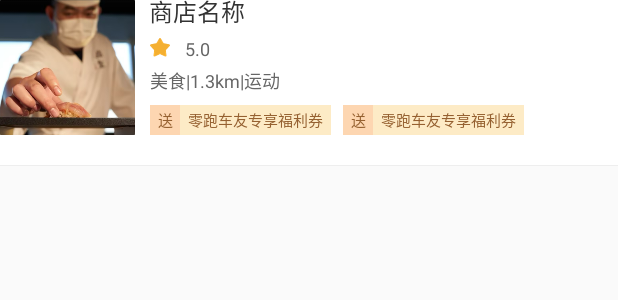
After one commit to Mckrgf/module_A, an Android app: the layout item_shop.xml on its own in the app's theme, with its tools: preview values and no code run, on a phone screen of 412 x 824 dp. The commit adds this screen. Shown: the top 300 px of the screen. Run offline under Robolectric (Android 15) with nearby library versions, the phone set to English and light mode, and no system bars.

```diff
--- /dev/null
+++ b/mylibrary/src/main/java/com/yaobing/framemvpproject/mylibrary/ui/NoPaddingTextView1.kt
@@ -0,0 +1,85 @@
+package com.yaobing.framemvpproject.mylibrary.ui
+
+import android.content.Context
+import android.graphics.Canvas
+import android.graphics.Rect
+import android.text.TextUtils
+import android.util.AttributeSet
+import androidx.appcompat.widget.AppCompatTextView
+
+class NoPaddingTextView1 @JvmOverloads constructor(
+
+    context: Context,
+
+    attrs: AttributeSet? = null,
+
+    defStyleAttr: Int = 0
+
+): AppCompatTextView(context,attrs,defStyleAttr) {
+
+    private val rect = Rect()
+
+    override fun onMeasure(widthMeasureSpec: Int, heightMeasureSpec: Int) {
+
+        super.onMeasure(widthMeasureSpec, heightMeasureSpec)
+
+        calculateTextParams()
+
+        setMeasuredDimension(rect.right - rect.left, -rect.top + rect.bottom)
+
+    }
+
+    override fun onSizeChanged(w: Int, h: Int, oldw: Int, oldh: Int) {
+
+        super.onSizeChanged(w, h, oldw, oldh)
+
+    }
+
+    override fun onDraw(canvas: Canvas?) {
+
+        drawText(canvas)
+
+    }
+
+    private fun calculateTextParams(): String {
+
+        var text = text.toString()
+
+        if (TextUtils.isEmpty(text)) {
+
+            text = ""
+
+        }
+
+        val textLength = text.length
+
+        paint.getTextBounds(text, 0, textLength, rect)
+
+        if (textLength == 0) {
+
+            rect.right = rect.left
+
+        }
+
+        return text
+
+    }
+
+    private fun drawText(canvas: Canvas?) {
+
+        val text = calculateTextParams()
+
+        val left = rect.left
+
+        val bottom = rect.bottom
+
+        rect.offset(-rect.left, -rect.top)
+
+        paint.isAntiAlias = true
+
+        paint.color = currentTextColor
+
+        canvas?.drawText(text, (-left).toFloat(), (rect.bottom - bottom).toFloat(), paint)
+
+    }
+}
--- a/mylibrary/src/main/res/layout/activity_double_recyclerview.xml
+++ b/mylibrary/src/main/res/layout/activity_double_recyclerview.xml
@@ -4,6 +4,7 @@
     xmlns:tools="http://schemas.android.com/tools"
     android:layout_width="match_parent"
     android:layout_height="match_parent"
+    android:background="@color/white"
     tools:context=".activity.PagingActivity">
 
     <androidx.core.widget.NestedScrollView
@@ -16,6 +17,7 @@
 
             <androidx.recyclerview.widget.RecyclerView
                 android:id="@+id/rv_a"
+                android:paddingHorizontal="24dp"
                 android:layout_width="match_parent"
                 android:layout_height="wrap_content"
                 app:layout_constraintStart_toStartOf="parent"
@@ -31,6 +33,7 @@
 
             <androidx.recyclerview.widget.RecyclerView
                 android:id="@+id/rv_b"
+                android:paddingHorizontal="24dp"
                 android:layout_width="match_parent"
                 android:layout_height="wrap_content"
                 app:layout_constraintStart_toStartOf="parent"
--- /dev/null
+++ b/mylibrary/src/main/res/layout/item_shop.xml
@@ -0,0 +1,128 @@
+<?xml version="1.0" encoding="utf-8"?>
+<androidx.constraintlayout.widget.ConstraintLayout xmlns:android="http://schemas.android.com/apk/res/android"
+    xmlns:app="http://schemas.android.com/apk/res-auto"
+    android:layout_width="wrap_content"
+    android:layout_height="wrap_content"
+    android:background="@color/white">
+
+    <ImageView
+        android:id="@+id/iv_shop"
+        android:layout_width="90dp"
+        android:layout_height="90dp"
+        android:src="@mipmap/shop_a"
+        app:layout_constraintStart_toStartOf="parent"
+        app:layout_constraintTop_toTopOf="parent" />
+
+
+    <com.yaobing.framemvpproject.mylibrary.ui.NoPaddingTextView1
+        android:id="@+id/tv_name"
+        android:layout_width="wrap_content"
+        android:layout_height="wrap_content"
+        android:layout_marginStart="10dp"
+        android:gravity="top"
+        android:text="商店名称"
+        android:textColor="#333333"
+        android:textSize="16sp"
+        app:layout_constraintStart_toEndOf="@+id/iv_shop"
+        app:layout_constraintTop_toTopOf="@id/iv_shop" />
+
+    <ImageView
+        android:id="@+id/iv_star"
+        android:layout_width="13dp"
+        android:layout_height="13dp"
+        android:layout_marginBottom="0dp"
+        android:src="@mipmap/star"
+        app:layout_constraintStart_toStartOf="@id/tv_name"
+        app:layout_constraintTop_toBottomOf="@id/tv_name"
+        app:layout_constraintBottom_toTopOf="@id/tv_type"/>
+
+    <TextView
+        android:id="@+id/tv_star"
+        android:layout_width="wrap_content"
+        android:layout_height="wrap_content"
+        android:layout_marginStart="10dp"
+        android:text="5.0"
+        android:textColor="#666666"
+        android:textSize="12sp"
+        app:layout_constraintBottom_toBottomOf="@id/iv_star"
+        app:layout_constraintStart_toEndOf="@+id/iv_star"
+        app:layout_constraintTop_toTopOf="@id/iv_star" />
+
+    <com.yaobing.framemvpproject.mylibrary.ui.NoPaddingTextView1
+        android:id="@+id/tv_type"
+        android:layout_width="wrap_content"
+        android:layout_height="wrap_content"
+        android:includeFontPadding="false"
+        android:text="美食|1.3km|运动"
+        android:textColor="#666666"
+        android:textSize="12sp"
+        app:layout_constraintBottom_toTopOf="@+id/tv_coupon"
+        app:layout_constraintStart_toStartOf="@+id/iv_star"
+        app:layout_constraintTop_toBottomOf="@id/iv_star" />
+
+
+    <TextView
+        android:id="@+id/tv_coupon"
+        android:layout_width="20dp"
+        android:layout_height="20dp"
+        android:background="#FDD6B1"
+        android:gravity="center"
+        android:includeFontPadding="false"
+        android:text="送"
+        android:textColor="#956030"
+        android:textSize="10sp"
+        app:layout_constraintBottom_toBottomOf="@+id/iv_shop"
+        app:layout_constraintStart_toStartOf="@+id/iv_star" />
+
+    <TextView
+        android:id="@+id/tv_coupon_content"
+        android:layout_width="wrap_content"
+        android:layout_height="20dp"
+        android:background="#FDEBC6"
+        android:gravity="center"
+        android:includeFontPadding="false"
+        android:paddingHorizontal="5dp"
+        android:text="零跑车友专享福利券"
+        android:textColor="#956030"
+        android:textSize="10sp"
+        app:layout_constraintBottom_toBottomOf="@+id/iv_shop"
+        app:layout_constraintStart_toEndOf="@+id/tv_coupon"
+        app:layout_constraintTop_toTopOf="@+id/tv_coupon" />
+
+    <TextView
+        android:id="@+id/tv_coupon_b"
+        android:layout_width="20dp"
+        android:layout_height="20dp"
+        android:layout_marginStart="8dp"
+        android:background="#FDD6B1"
+        android:gravity="center"
+        android:includeFontPadding="false"
+        android:text="送"
+        android:textColor="#956030"
+        android:textSize="10sp"
+        app:layout_constraintBottom_toBottomOf="@+id/iv_shop"
+        app:layout_constraintStart_toEndOf="@+id/tv_coupon_content" />
+
+    <TextView
+        android:id="@+id/tv_coupon_content_b"
+        android:layout_width="wrap_content"
+        android:layout_height="20dp"
+        android:background="#FDEBC6"
+        android:gravity="center"
+        android:includeFontPadding="false"
+        android:paddingHorizontal="5dp"
+        android:text="零跑车友专享福利券"
+        android:textColor="#956030"
+        android:textSize="10sp"
+        app:layout_constraintBottom_toBottomOf="@+id/iv_shop"
+        app:layout_constraintStart_toEndOf="@+id/tv_coupon_b"
+        app:layout_constraintTop_toTopOf="@+id/tv_coupon_b" />
+
+    <View
+        android:layout_width="match_parent"
+        android:layout_height="0.5dp"
+        android:layout_marginTop="20dp"
+        android:background="#eeeeee"
+        app:layout_constraintStart_toStartOf="parent"
+        app:layout_constraintTop_toBottomOf="@+id/iv_shop" />
+</androidx.constraintlayout.widget.ConstraintLayout>
--- a/mylibrary/src/main/res/values/colors.xml
+++ b/mylibrary/src/main/res/values/colors.xml
@@ -74,4 +74,6 @@
     <color name="transparent_90">#F2000000</color>
     <color name="whiteT40">#66FFFFFF</color>
     <color name="whiteT60">#99FFFFFF</color>
+    <color name="popMask">#8F000000</color>
+    <color name="tabLine">#64A028</color>
 </resources>
```
Also changed, not shown: mylibrary/src/main/java/com/yaobing/framemvpproject/mylibrary/activity/DoubleRecyclerViewActivity.kt (+39 -8 lines), mylibrary/src/main/java/com/yaobing/framemvpproject/mylibrary/adapter/DemoAdapter.kt (+31 -4 lines), mylibrary/src/main/java/com/yaobing/framemvpproject/mylibrary/adapter/PopWindowOptionAdapter.kt (added, +13 -0 lines), mylibrary/src/main/java/com/yaobing/framemvpproject/mylibrary/data/ShopData.kt (added, +212 -0 lines), mylibrary/src/main/res/layout/item_option_popwindow.xml (added, +10 -0 lines), mylibrary/src/main/res/layout/popwindow_option.xml (added, +11 -0 lines), mylibrary/src/main/res/mipmap-hdpi/star.png (added), mylibrary/src/main/res/mipmap-mdpi/star.png (added), mylibrary/src/main/res/mipmap-xhdpi/shop_a.png (added), mylibrary/src/main/res/mipmap-xhdpi/star.png (added), mylibrary/src/main/res/mipmap-xxhdpi/star.png (added), mylibrary/src/main/res/mipmap-xxxhdpi/star.png (added).
